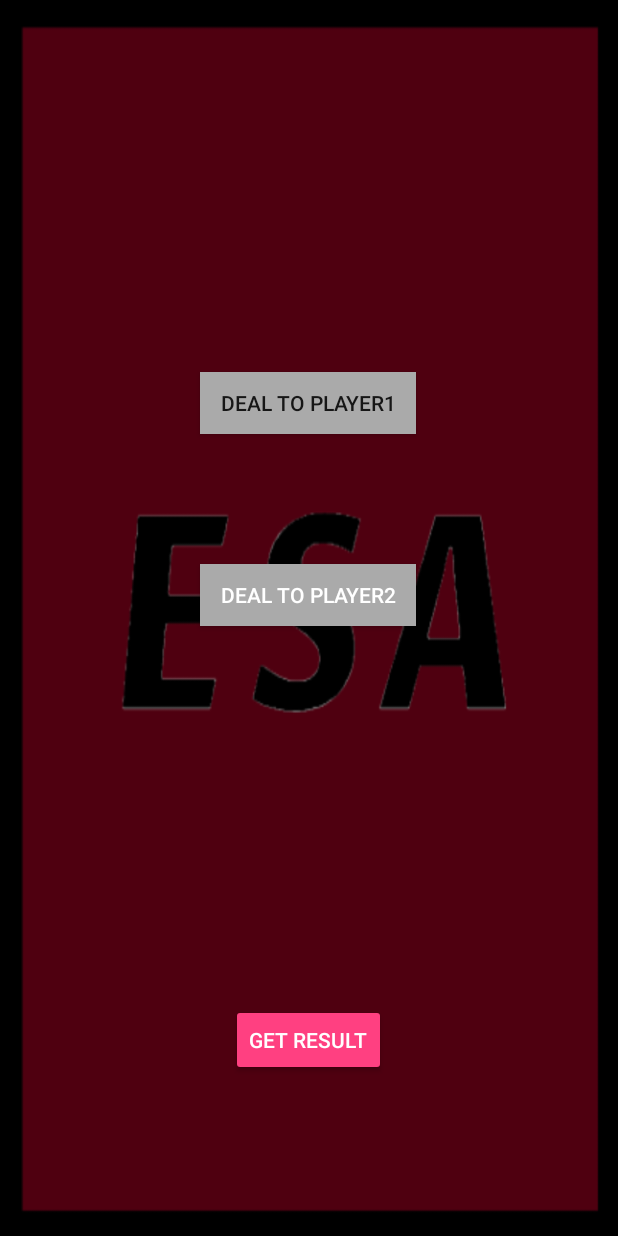
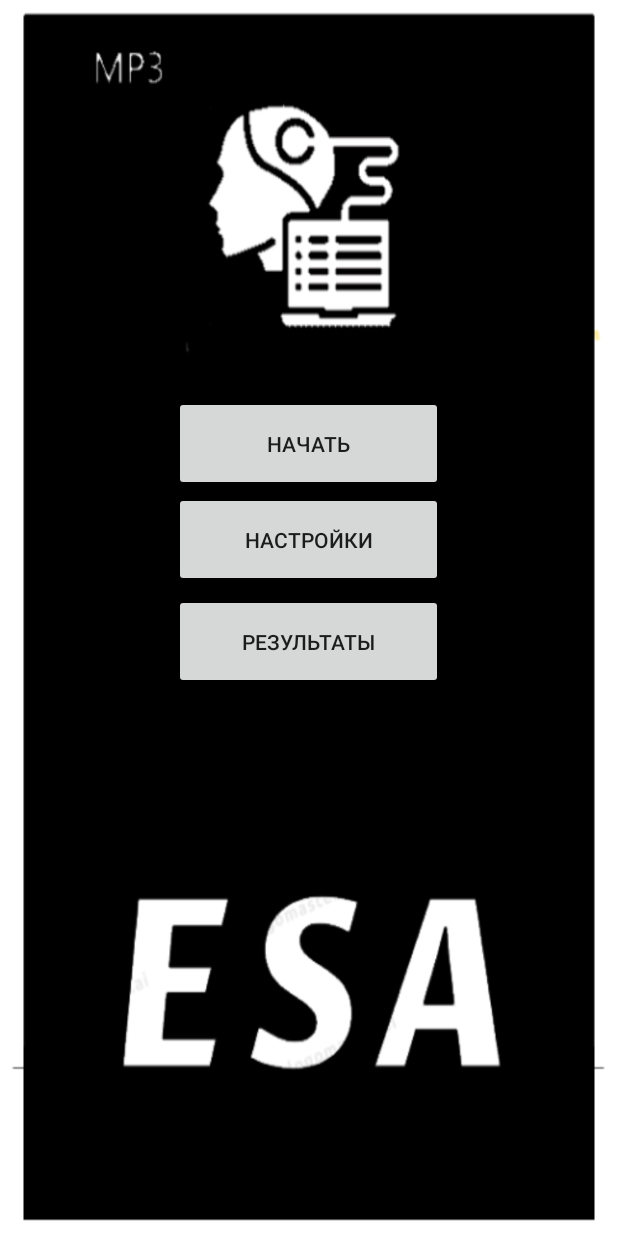
Before and after one commit to Andrei-Sotnikov/EgorCardGame, an Android app: the screen it shows after launch (MainActivity), on a phone screen of 412 x 824 dp. Run offline under Robolectric (Android 15) with nearby library versions, the phone set to English and light mode, and no system bars.

Commit message:
Добавил дофига всего

```diff
--- a/app/src/main/AndroidManifest.xml
+++ b/app/src/main/AndroidManifest.xml
@@ -9,6 +9,9 @@
         android:roundIcon="@mipmap/ic_launcher_round"
         android:supportsRtl="true"
         android:theme="@style/AppTheme">
+        <activity android:name=".MainResults"></activity>
+        <activity android:name=".Main_Settings" />
+        <activity android:name=".MainActivity2" />
         <activity android:name=".MainActivity">
             <intent-filter>
                 <action android:name="android.intent.action.MAIN" />
--- /dev/null
+++ b/app/src/main/java/com/example/project/DBHelper.java
@@ -0,0 +1,36 @@
+package com.example.project;
+
+import android.content.Context;
+import android.database.sqlite.SQLiteDatabase;
+import android.database.sqlite.SQLiteOpenHelper;
+
+import androidx.annotation.Nullable;
+
+public class DBHelper extends SQLiteOpenHelper {
+
+
+    public static final int DATABASE_VERSION = 1;
+    public static final String DATABASE_NAME = "contactDb";
+    public static final String TABLE_CONTACTS = "contacts";
+
+    public static final String KEY_ID = "_id";
+    public static final String KEY_NAME = "result";
+
+
+    public DBHelper(@Nullable Context context) {
+        super(context, DATABASE_NAME, null, DATABASE_VERSION);
+    }
+
+    @Override
+    public void onCreate(SQLiteDatabase db) {
+        db.execSQL("create table " + TABLE_CONTACTS + "(" + KEY_ID
+                + " integer primary key," + KEY_NAME + " text"  + ")");
+    }
+
+    @Override
+    public void onUpgrade(SQLiteDatabase db, int oldVersion, int newVersion) {
+        db.execSQL("drop table if exists " + TABLE_CONTACTS);
+
+        onCreate(db);
+    }
+}
--- a/app/src/main/java/com/example/project/MainActivity.java
+++ b/app/src/main/java/com/example/project/MainActivity.java
@@ -2,9 +2,13 @@ package com.example.project;
 
 import androidx.appcompat.app.AppCompatActivity;
 
+import android.content.ContentValues;
 import android.content.Intent;
+import android.database.Cursor;
+import android.database.sqlite.SQLiteDatabase;
 import android.graphics.Point;
 import android.os.Bundle;
+import android.util.Log;
 import android.view.Display;
 import android.view.MotionEvent;
 import android.view.View;
@@ -16,171 +20,77 @@ import android.widget.TextView;
 import java.util.ArrayList;
 
 public class MainActivity extends AppCompatActivity {
-    Hand hand1 = new Hand();
-    Hand hand2 = new Hand();
+Button bt_start_game , bt_settings , bt_past_results;
+DBHelper dbHelper;
+int db_background;
+    SQLiteDatabase database;
+    int number_name;
+    int test;
 
-    Player player1 = new Player("Player1", hand1);
-    Player player2 = new Player("Player2", hand2);
 
-    Game game = new Game(player1, player2);
-
-    private Suit player1DealtCardSuit;
-    private Rank player1DealtCardRank;
-    private int player1HandOldValue;
-    private int player1HandNewValue;
-    private ArrayList<Card> player1Hand;
-    private ArrayList<String> hand1Details;
-    private String player1CardDetails;
-    private String player1EachIcon;
-    private ArrayList<String> Player1AllIcons;
-
-    private Suit player2DealtCardSuit;
-    private Rank player2DealtCardRank;
-    private int player2HandOldValue;
-    private int player2HandNewValue;
-    private ArrayList<Card> player2Hand;
-    private ArrayList<String> hand2Details;
-    private String player2CardDetails;
-    private String player2EachIcon;
-    private ArrayList<String> Player2AllIcons;
-
-    TextView textPlayer1LatestCard;
-    Button buttonPlayer1;
-
-    TextView textPlayer2LatestCard;
-    Button buttonPlayer2;
-
-    TextView textResult;
-    Button buttonGameResult;
-//ааааааааааааааааааааааааааааааааааааааааааааааааааааааааааааааааааааааааааааааааааааааааааааааааааааааааааааааааааааааааааааааааааааааааааааааааааааааааааааааааааааааааааааааааааааа
-//    Button buttonAnotherPlay;
-
-    ImageView player1FirstCardImage;
-    ImageView player1SecondCardImage;
-    ImageView player1ThirdCardImage;
-    ImageView player1FourthCardImage;
-
-    ImageView player2FirstCardImage;
-    ImageView player2SecondCardImage;
-    ImageView player2ThirdCardImage;
-    ImageView player2FourthCardImage;
 
     @Override
     protected void onCreate(Bundle savedInstanceState) {
         super.onCreate(savedInstanceState);
-        setContentView(R.layout.activity_main);
+        setContentView(R.layout.activity_main2);
+        dbHelper = new DBHelper(this);
+        Bundle arguments = getIntent().getExtras();
 
-        buttonPlayer1 = (Button) findViewById(R.id.buttonPlayer1);
-        textPlayer1LatestCard = (TextView) findViewById(R.id.player1Choice);
+        if(arguments!=null){
 
-        player1FirstCardImage = (ImageView) findViewById(R.id.player1FirstCard);
-        player1SecondCardImage = (ImageView) findViewById(R.id.player1SecondCard);
-        player1ThirdCardImage = (ImageView) findViewById(R.id.player1ThirdCard);
-        player1FourthCardImage = (ImageView) findViewById(R.id.player1FourthCard);
+            db_background = arguments.getInt("number_background");
+            database = dbHelper.getWritableDatabase();
+            database.delete(DBHelper.TABLE_CONTACTS, null, null);
+            ContentValues contentValues = new ContentValues();
 
-        buttonPlayer2 = (Button) findViewById(R.id.buttonPlayer2);
-        textPlayer2LatestCard = (TextView) findViewById(R.id.player2Choice);
+            contentValues.put(DBHelper.KEY_NAME, db_background);
+            database.insert(DBHelper.TABLE_CONTACTS, null, contentValues);
+        }
 
-        player2FirstCardImage = (ImageView) findViewById(R.id.player2FirstCard);
-        player2SecondCardImage = (ImageView) findViewById(R.id.player2SecondCard);
-        player2ThirdCardImage = (ImageView) findViewById(R.id.player2ThirdCard);
-        player2FourthCardImage = (ImageView) findViewById(R.id.player2FourthCard);
 
-        buttonGameResult = (Button) findViewById(R.id.buttonResult);
-        textResult = (TextView) findViewById(R.id.gameResult);
 
-        // buttonAnotherPlay = (Button) findViewById(R.id.buttonPlayAgain);
-    }
+        bt_start_game = (Button) findViewById(R.id.bt_start_game);
+        bt_start_game.setOnClickListener(new View.OnClickListener() {
+            @Override
+            public void onClick(View v) {
+                Cursor cursor = database.query(DBHelper.TABLE_CONTACTS, null, null, null, null, null, null);
+                if (cursor.moveToFirst()) {
+                    int idIndex = cursor.getColumnIndex(DBHelper.KEY_ID);
+                    number_name = cursor.getColumnIndex(DBHelper.KEY_NAME);
+                    test = Integer.parseInt(cursor.getString(number_name));
 
-    public void onPlayer1ButtonClick(View view) {
-        hand1Details = new ArrayList<String>();
-        Player1AllIcons = new ArrayList<String>();
+                    do {
+                        Log.d("mLog", "ID = " + cursor.getInt(idIndex) +
+                                ", name = " + cursor.getString(number_name));
+                    } while (cursor.moveToNext());
+                } else
+                    Log.d("mLog","0 rows");
 
-        ArrayList<ImageView> player1CardIconImageViews = new ArrayList<>();
-        player1CardIconImageViews.add(player1FirstCardImage);
-        player1CardIconImageViews.add(player1SecondCardImage);
-        player1CardIconImageViews.add(player1ThirdCardImage);
-        player1CardIconImageViews.add(player1FourthCardImage);
+                cursor.close();
 
-        int imageViewIndex = 0;
 
-        if(player1Hand != null && player1Hand.size() == 4) return;
+                Intent intent = new Intent(MainActivity.this, MainActivity2.class);
+                intent.putExtra("second_number" , test);
+                startActivity(intent);
+            }
+        });
+        bt_settings = (Button) findViewById(R.id.bt_settings);
+        bt_settings.setOnClickListener(new View.OnClickListener() {
+            @Override
+            public void onClick(View v) {
+                Intent intent = new Intent(MainActivity.this, Main_Settings.class);
+                startActivity(intent);
+            }
+        });
+        bt_past_results = (Button) findViewById(R.id.bt_past_results);
+        bt_past_results.setOnClickListener(new View.OnClickListener() {
+            @Override
+            public void onClick(View v) {
+                Intent intent = new Intent(MainActivity.this, MainResults.class);
+                startActivity(intent);
+            }
+        });
 
-        player1Hand = game.dealPlayer1Card();
-        player1DealtCardRank = game.getplayer1DealtCardRank();
-        player1DealtCardSuit = game.getplayer1DealtCardSuit();
-
-        for (Card card:player1Hand) {
-            Suit suit = card.getSuit();
-            Rank rank = card.getRank();
-            int cardValue = card.getValue(rank);
-
-            player1CardDetails = rank + " of " + suit;
-            player1EachIcon = card.getCardIcon(player1CardDetails);
-
-            setCardImage(player1EachIcon, player1CardIconImageViews.get(imageViewIndex));
-            imageViewIndex++;
-
-            Player1AllIcons.add(player1EachIcon);
-            hand1Details.add(player1CardDetails);
-        }
-        for (String player1Card: hand1Details) {
-            System.out.println("Player 1 card in hand is: "+player1Card);
-        }
-    }
-
-    public void onPlayer2ButtonClick(View view) {
-        hand2Details = new ArrayList<String>();
-        Player2AllIcons = new ArrayList<String>();
-
-        ArrayList<ImageView> player2CardIconImageViews = new ArrayList<>();
-        player2CardIconImageViews.add(player2FirstCardImage);
-        player2CardIconImageViews.add(player2SecondCardImage);
-        player2CardIconImageViews.add(player2ThirdCardImage);
-        player2CardIconImageViews.add(player2FourthCardImage);
-
-        int imageViewIndex = 0;
-
-        if(player2Hand != null && player2Hand.size() == 4) return;
-
-        player2Hand = game.dealPlayer2Card();
-        player2DealtCardRank = game.getplayer2DealtCardRank();
-        player2DealtCardSuit = game.getplayer2DealtCardSuit();
-
-        for (Card card:player2Hand) {
-            Suit suit = card.getSuit();
-            Rank rank = card.getRank();
-            int cardValue = card.getValue(rank);
-
-            player2CardDetails = rank + " of " + suit;
-            player2EachIcon = card.getCardIcon(player2CardDetails);
-
-            setCardImage(player2EachIcon, player2CardIconImageViews.get(imageViewIndex));
-            imageViewIndex++;
-
-            Player2AllIcons.add(player2EachIcon);
-            hand2Details.add(player2CardDetails);
-        }
-    }
-
-    public void onResultButtonClick(View view) {
-        player1HandNewValue = game.getPlayer1HandNewValue();
-        player2HandNewValue = game.getPlayer2HandNewValue();
-        String outcome = game.getResult(player1HandNewValue, player2HandNewValue);
-        textResult.setText(outcome);
 
     }
-
-   public void onPlayAgainButtonClick(View view) {
-       ArrayList<Card> player1Hand = new ArrayList<Card>();
-      ArrayList<Card> player2Hand = new ArrayList<Card>();
-      ArrayList<ImageView> player1CardIconImageViews = new ArrayList<>();
-      ArrayList<ImageView> player2CardIconImageViews = new ArrayList<>(); }
-
-    public void setCardImage(String card, ImageView imageView) {
-        //card param example= "ace_of_spades"
-        int imageId = getResources().getIdentifier(card, "drawable", getPackageName());
-        imageView.setImageResource(imageId);
-    }
-
 }
--- /dev/null
+++ b/app/src/main/res/layout/activity_main2.xml
@@ -0,0 +1,44 @@
+<?xml version="1.0" encoding="utf-8"?>
+<androidx.constraintlayout.widget.ConstraintLayout xmlns:android="http://schemas.android.com/apk/res/android"
+    xmlns:app="http://schemas.android.com/apk/res-auto"
+    xmlns:tools="http://schemas.android.com/tools"
+    android:layout_width="match_parent"
+    android:layout_height="match_parent"
+    tools:context=".MainActivity2"
+    android:background="@drawable/backfon">
+
+
+    <Button
+        android:id="@+id/bt_settings"
+        android:layout_width="179dp"
+        android:layout_height="63dp"
+        android:layout_marginStart="116dp"
+        android:layout_marginLeft="116dp"
+        android:layout_marginTop="328dp"
+        android:text="Настройки"
+        app:layout_constraintStart_toStartOf="parent"
+        app:layout_constraintTop_toTopOf="parent" />
+
+    <Button
+        android:id="@+id/bt_start_game"
+        android:layout_width="179dp"
+        android:layout_height="63dp"
+        android:layout_marginStart="116dp"
+        android:layout_marginLeft="116dp"
+        android:layout_marginTop="264dp"
+        android:text="Начать"
+        app:layout_constraintStart_toStartOf="parent"
+        app:layout_constraintTop_toTopOf="parent" />
+
+    <Button
+        android:id="@+id/bt_past_results"
+        android:layout_width="179dp"
+        android:layout_height="63dp"
+        android:layout_marginStart="116dp"
+        android:layout_marginLeft="116dp"
+        android:layout_marginTop="396dp"
+        android:text="Результаты"
+        app:layout_constraintStart_toStartOf="parent"
+        app:layout_constraintTop_toTopOf="parent" />
+
+</androidx.constraintlayout.widget.ConstraintLayout>
```
Also changed, not shown: app/src/main/java/com/example/project/MainActivity2.java (+198 -1 lines), app/src/main/java/com/example/project/MainResults.java (added, +29 -0 lines), app/src/main/java/com/example/project/Main_Settings.java (added, +84 -0 lines), app/src/main/res/layout/activity_main.xml (+9 -1 lines), app/src/main/res/layout/activity_main__settings.xml (added, +115 -0 lines), app/src/main/res/layout/activity_main_results.xml (added, +15 -0 lines), app/src/main/res/drawable-v24/backfon.png (added), app/src/main/res/drawable-v24/background1.png (added), app/src/main/res/drawable-v24/background2.png (added), app/src/main/res/drawable-v24/background3.png (renamed from app/src/main/res/drawable-v24/lol.png), app/src/main/res/drawable/backfon.png (added), app/src/main/res/drawable/background1.png (added), app/src/main/res/drawable/background2.png (added), app/src/main/res/drawable/background3.png (renamed from app/src/main/res/drawable/lol.png).
